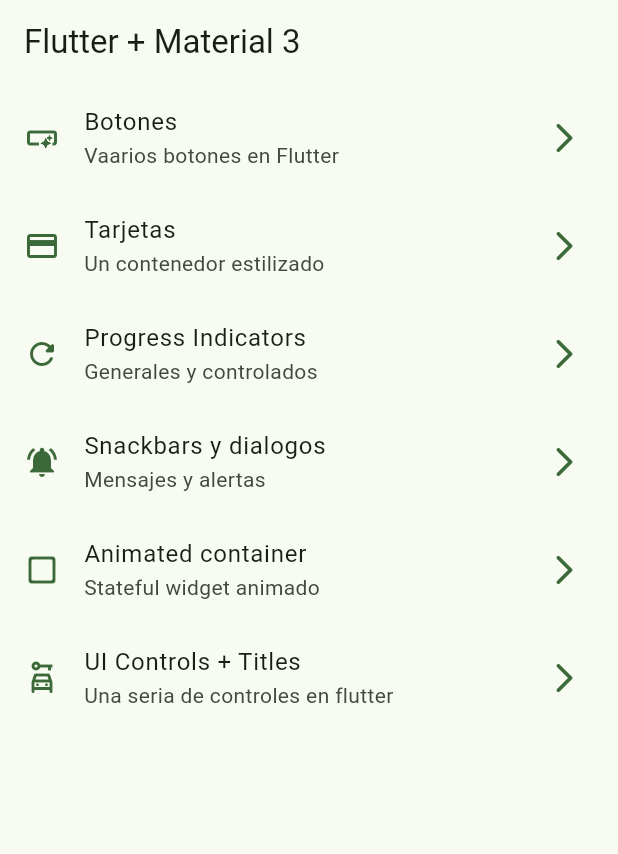
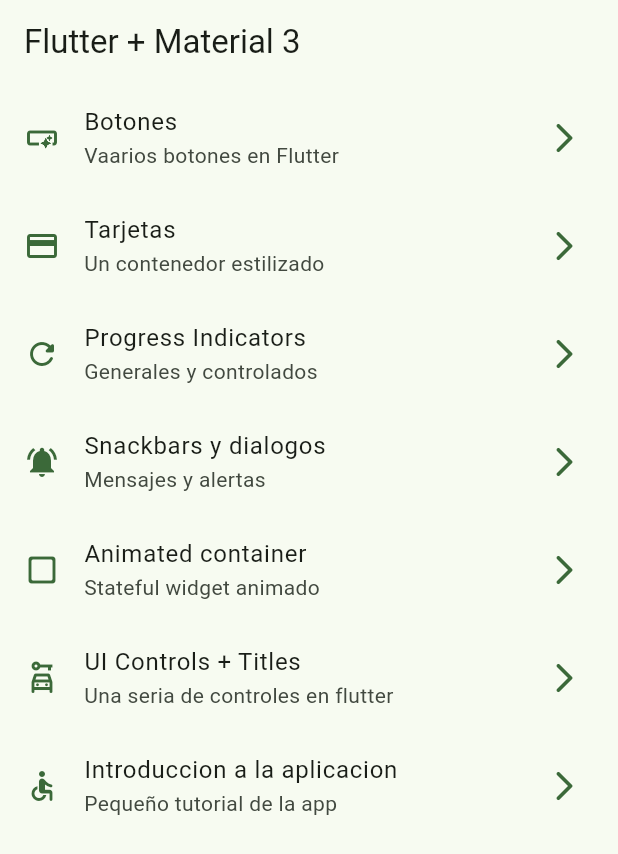
Before and after one commit to yorth21/flutter_widgets_app, a Flutter app: the screen it shows after launch, on a phone screen of 412 x 824 dp. Shown: the top 854 px of the screen. Run offline on Flutter 3.47's test engine with Material 3 defaults, Android fonts, the phone set to English and light mode, and no system bars; our stand-ins replace go_router.

Commit message:
feat: crear page tutorial

```diff
--- a/lib/config/menu/menu_items.dart
+++ b/lib/config/menu/menu_items.dart
@@ -45,4 +45,9 @@ const appMenuItems = <MenuItem>[
       subTitle: 'Una seria de controles en flutter',
       link: '/ui-controls',
       icon: Icons.car_rental_outlined),
+  MenuItem(
+      title: 'Introduccion a la aplicacion',
+      subTitle: 'Pequeño tutorial de la app',
+      link: '/tutorial',
+      icon: Icons.accessible_rounded)
 ];
--- a/lib/config/router/app_router.dart
+++ b/lib/config/router/app_router.dart
@@ -38,5 +38,10 @@ final appRouter = GoRouter(
       name: UiControlsScreen.name,
       builder: (context, state) => const UiControlsScreen(),
     ),
+    GoRoute(
+      path: '/tutorial',
+      name: AppTutorialScreen.name,
+      builder: (context, state) => const AppTutorialScreen(),
+    ),
   ],
 );
```
